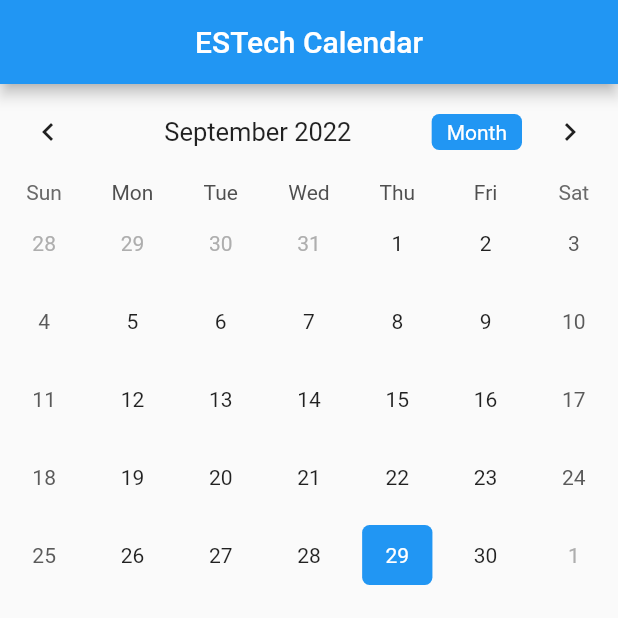
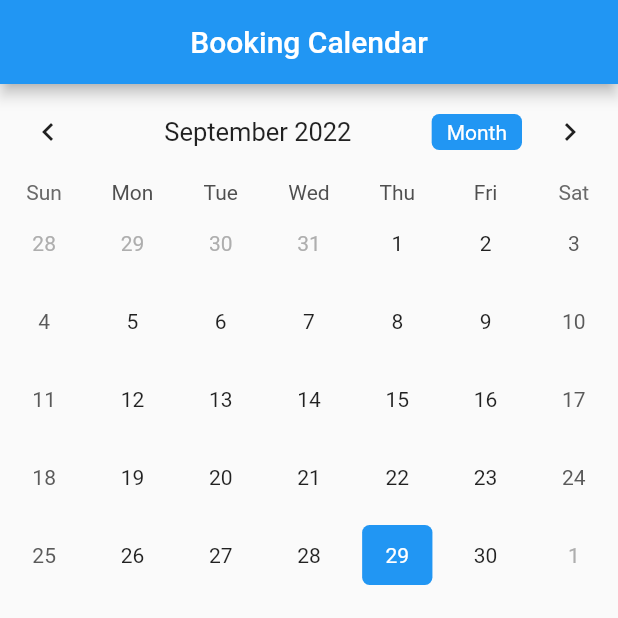
Before and after one commit to Ace-He/SEPT-Group3, a Flutter app: the screen it shows after launch, on a phone screen of 412 x 824 dp, the top half of it. Run offline on Flutter 3.47's test engine with Material 2 defaults, Android fonts, the phone set to English and light mode, and no system bars; drawn by our look-alikes of table_calendar.

Commit message:
text change

```diff
--- a/calendar/lib/calendar.dart
+++ b/calendar/lib/calendar.dart
@@ -35,7 +35,7 @@ class _CalendarState extends State<Calendar> {
   Widget build(BuildContext context) {
     return Scaffold(
       appBar: AppBar(
-        title: Text("ESTech Calendar"),
+        title: Text("Booking Calendar"),
         centerTitle: true,
       ),
       body: Column(
@@ -146,7 +146,9 @@ class _CalendarState extends State<Calendar> {
                   _eventController.clear();
                   setState((){});
                   return;
+
                 },
+
               ),
             ],
           ),
```
